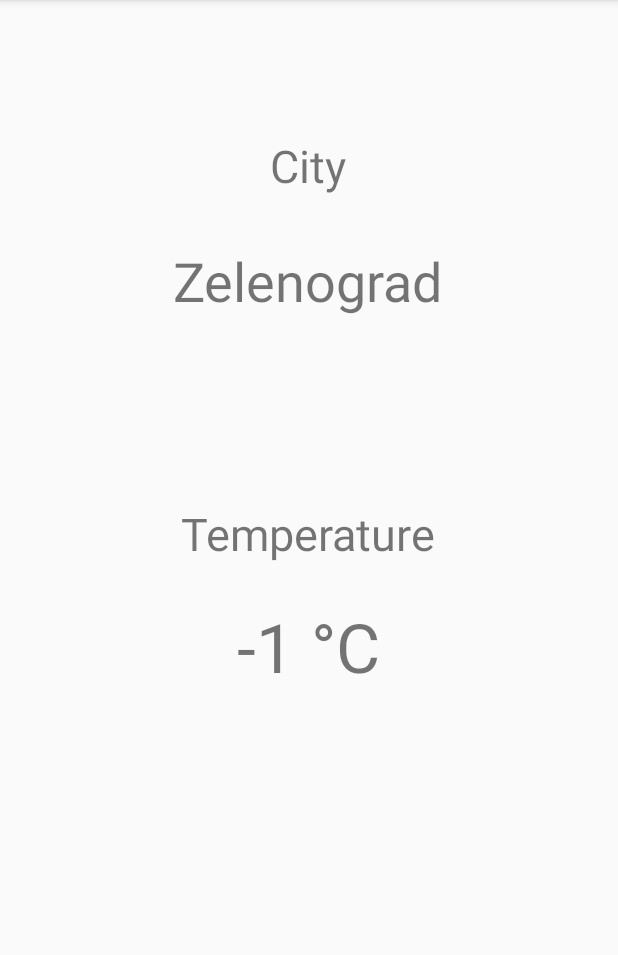
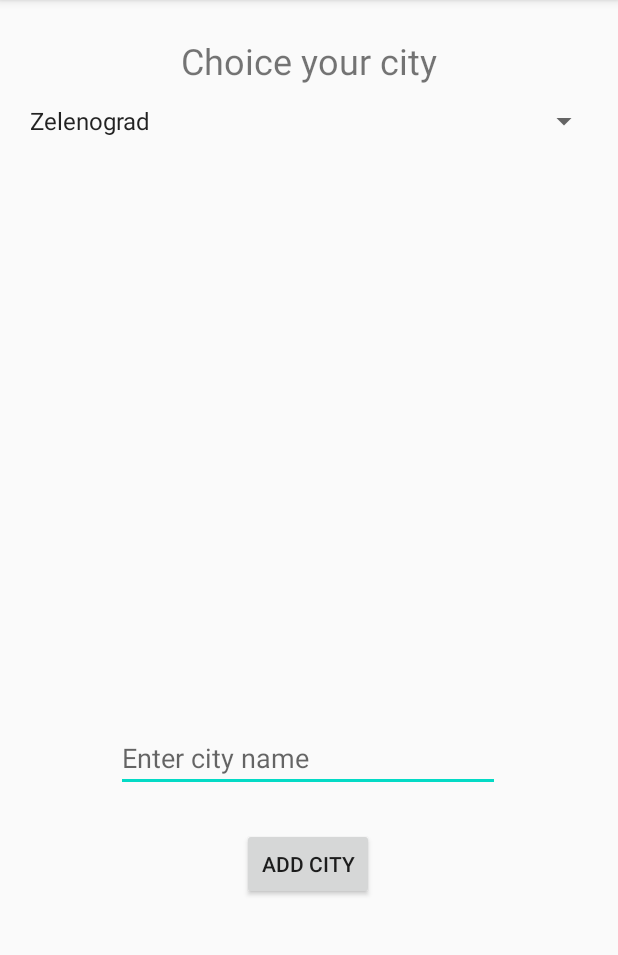
Before and after one commit to FatED42/Weather, an Android app: the screen it shows after launch (MainActivity), on a phone screen of 412 x 824 dp, the part 84-1039 px from its top. Run offline under Robolectric (Android 15) with nearby library versions, the phone set to English and light mode, and no system bars.

Commit message:
Добавил экран выбора города

```diff
--- a/app/src/main/java/com/example/weather/MainActivity.java
+++ b/app/src/main/java/com/example/weather/MainActivity.java
@@ -3,12 +3,20 @@ package com.example.weather;
 import androidx.appcompat.app.AppCompatActivity;
 
 import android.os.Bundle;
+import android.widget.Spinner;
+import android.widget.Toast;
 
 public class MainActivity extends AppCompatActivity {
 
     @Override
     protected void onCreate(Bundle savedInstanceState) {
         super.onCreate(savedInstanceState);
-        setContentView(R.layout.activity_main);
+        setContentView(R.layout.cities_choise);
+
+        initViews();
+    }
+
+    private void initViews() {
+
     }
 }
--- /dev/null
+++ b/app/src/main/res/layout/cities_choise.xml
@@ -0,0 +1,65 @@
+<?xml version="1.0" encoding="utf-8"?>
+<androidx.constraintlayout.widget.ConstraintLayout xmlns:android="http://schemas.android.com/apk/res/android"
+    xmlns:app="http://schemas.android.com/apk/res-auto"
+    android:layout_width="match_parent"
+    android:layout_height="match_parent">
+
+    <Spinner
+        android:id="@+id/cities_spinner"
+        android:layout_width="match_parent"
+        android:layout_height="wrap_content"
+        android:layout_marginStart="12dp"
+        android:layout_marginTop="12dp"
+        android:layout_marginEnd="12dp"
+        android:entries="@array/cities"
+        android:spinnerMode="dropdown"
+        app:layout_constraintBottom_toBottomOf="parent"
+        app:layout_constraintEnd_toEndOf="parent"
+        app:layout_constraintHorizontal_bias="0.0"
+        app:layout_constraintStart_toStartOf="parent"
+        app:layout_constraintTop_toBottomOf="@+id/textView"
+        app:layout_constraintVertical_bias="0.0" />
+
+    <TextView
+        android:id="@+id/textView"
+        android:layout_width="wrap_content"
+        android:layout_height="wrap_content"
+        android:layout_marginTop="24dp"
+        android:text="@string/choice_your_city"
+        android:textSize="24sp"
+        app:layout_constraintBottom_toBottomOf="parent"
+        app:layout_constraintEnd_toEndOf="parent"
+        app:layout_constraintStart_toStartOf="parent"
+        app:layout_constraintTop_toTopOf="parent"
+        app:layout_constraintVertical_bias="0.0" />
+
+    <EditText
+        android:id="@+id/enterCity_editText"
+        android:layout_width="wrap_content"
+        android:layout_height="wrap_content"
+        android:layout_marginBottom="240dp"
+        android:ems="12"
+        android:hint="@string/enter_city_name"
+        android:inputType="textPersonName"
+        app:layout_constraintBottom_toBottomOf="parent"
+        app:layout_constraintEnd_toEndOf="parent"
+        app:layout_constraintHorizontal_bias="0.497"
+        app:layout_constraintStart_toStartOf="parent"
+        app:layout_constraintTop_toBottomOf="@+id/cities_spinner"
+        app:layout_constraintVertical_bias="1.0"
+        android:importantForAutofill="no"/>
+
+    <Button
+        android:id="@+id/addCity_btn"
+        android:layout_width="wrap_content"
+        android:layout_height="wrap_content"
+        android:layout_marginTop="24dp"
+        android:text="@string/add_city"
+        app:layout_constraintBottom_toBottomOf="parent"
+        app:layout_constraintEnd_toEndOf="parent"
+        app:layout_constraintHorizontal_bias="0.498"
+        app:layout_constraintStart_toStartOf="parent"
+        app:layout_constraintTop_toBottomOf="@+id/enterCity_editText"
+        app:layout_constraintVertical_bias="0.0" />
+
+</androidx.constraintlayout.widget.ConstraintLayout>
--- a/app/src/main/res/values/strings.xml
+++ b/app/src/main/res/values/strings.xml
@@ -4,4 +4,14 @@
     <string name="zelenograd">Zelenograd</string>
     <string name="tempValue" translatable="false">-1 °C</string>
     <string name="temperature">Temperature</string>
+    <string name="choice_your_city">Choice your city</string>
+    <string name="enter_city_name">Enter city name</string>
+    <string name="add_city">Add city</string>
+
+    <string-array name="cities">
+        <item>Zelenograd</item>
+        <item>Moscow</item>
+        <item>Saint-Petersburg</item>
+        <item>Roslavl</item>
+    </string-array>
 </resources>
--- a/build.gradle
+++ b/build.gradle
@@ -8,7 +8,7 @@ buildscript {
 
     }
     dependencies {
-        classpath 'com.android.tools.build:gradle:3.6.1'
+        classpath 'com.android.tools.build:gradle:3.6.2'
 
 
         // NOTE: Do not place your application dependencies here; they belong
```
Also changed, not shown: 1 other file.
